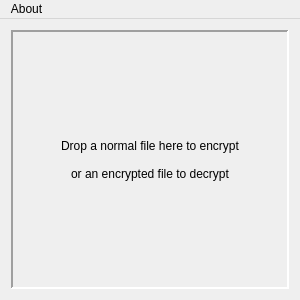
Qt form gui/lorenz/mainwindow.ui (hatamiarash7/Lorenz) before a commit.
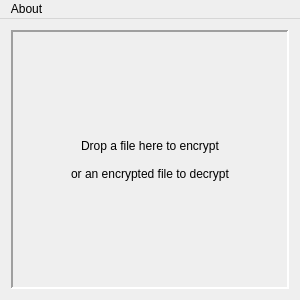
The same form after that commit. Custom widgets are drawn as their Qt base class.

```diff
--- a/gui/lorenz/mainwindow.ui
+++ b/gui/lorenz/mainwindow.ui
@@ -55,7 +55,7 @@
                                           <number>2</number>
                                     </property>
                                     <property name="text">
-                                          <string>Drop a normal file here to encrypt
+       <string>Drop a file here to encrypt
 
 or an encrypted file to decrypt</string>
                                     </property>
@@ -91,8 +91,7 @@
                   </property>
             </action>
       </widget>
-      <layoutdefault spacing="6"
-            margin="11" />
+ <layoutdefault spacing="6" margin="11"/>
       <customwidgets>
             <customwidget>
                   <class>DropArea</class>
```
Left out of the diff: 43 changed lines with no effect on the pictures. Lines whose indentation alone changed are shown as unchanged.
